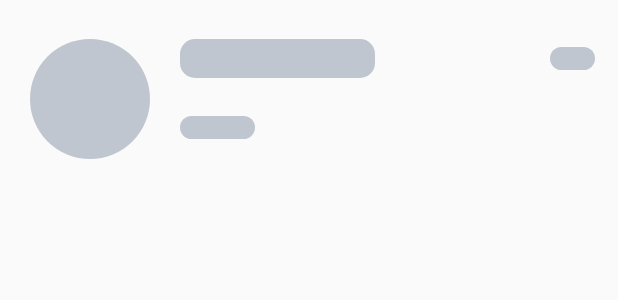
After one commit to wryd-live/wryd, an Android app: the layout shimmer_list_item.xml on its own in the app's theme, with its tools: preview values and no code run, on a phone screen of 412 x 824 dp. The commit adds this screen. Shown: the top 300 px of the screen. Run offline under Robolectric (Android 15) with nearby library versions, the phone set to English and light mode, and no system bars.

Commit message:
Added Shimmer Layout

```diff
--- a/app/build.gradle
+++ b/app/build.gradle
@@ -42,4 +42,5 @@ dependencies {
     annotationProcessor 'com.github.bumptech.glide:compiler:4.14.2'
     implementation 'com.android.support:drawerlayout:28.0.0'
     implementation 'com.google.android.material:material:1.0.0'
+    implementation 'com.facebook.shimmer:shimmer:0.5.0'
 }
--- /dev/null
+++ b/app/src/main/res/drawable/circle_default_image.xml
@@ -0,0 +1,8 @@
+<?xml version="1.0" encoding="utf-8"?>
+<!--<selector xmlns:android="http://schemas.android.com/apk/res/android">-->
+<shape android:shape="oval"
+    xmlns:android="http://schemas.android.com/apk/res/android">
+    <solid android:color="@color/shimmerColor" />
+<!--    <solid android:color="#C2C2C2" />-->
+</shape>
+<!--</selector>-->
--- /dev/null
+++ b/app/src/main/res/drawable/text_shimmer_rectangle.xml
@@ -0,0 +1,11 @@
+<?xml version="1.0" encoding="utf-8"?>
+<!--<selector xmlns:android="http://schemas.android.com/apk/res/android">-->
+<shape android:shape="rectangle"
+    xmlns:android="http://schemas.android.com/apk/res/android">
+    <solid android:color="@color/shimmerColor" />
+    <size android:height="10dp" android:width="30dp"></size>
+    <corners android:radius="10dp" />
+
+    <!--    <solid android:color="#C2C2C2" />-->
+</shape>
+<!--</selector>-->
--- a/app/src/main/res/layout/fragment_home.xml
+++ b/app/src/main/res/layout/fragment_home.xml
@@ -8,6 +8,21 @@
 
     <!-- TODO: Update blank fragment layout -->
 
+    <com.facebook.shimmer.ShimmerFrameLayout
+        android:id="@+id/shimmer_view_container"
+        android:layout_width="wrap_content"
+        android:layout_height="wrap_content"
+        >
+        <LinearLayout
+            android:layout_width="match_parent"
+            android:layout_height="match_parent"
+            android:orientation="vertical"
+            >
+
+        </LinearLayout>
+
+    </com.facebook.shimmer.ShimmerFrameLayout>
+
     <ListView
         android:layout_width="match_parent"
         android:layout_height="match_parent"
--- /dev/null
+++ b/app/src/main/res/layout/shimmer_list_item.xml
@@ -0,0 +1,96 @@
+<?xml version="1.0" encoding="utf-8"?>
+<LinearLayout xmlns:android="http://schemas.android.com/apk/res/android"
+    xmlns:tools="http://schemas.android.com/tools"
+    android:orientation="vertical" android:layout_width="match_parent"
+    android:layout_height="match_parent">
+
+    <RelativeLayout
+        android:layout_width="match_parent"
+        android:layout_height="wrap_content"
+        android:layout_marginTop="16dp">
+
+        <LinearLayout
+            android:layout_width="wrap_content"
+            android:layout_height="wrap_content"
+            android:layout_marginTop="10dp"
+            android:layout_marginBottom="10dp"
+            android:orientation="horizontal">
+
+<!--            <de.hdodenhof.circleimageview.CircleImageView-->
+<!--                android:id="@+id/profile_pic"-->
+<!--                android:layout_width="80dp"-->
+<!--                android:layout_height="80dp"-->
+<!--                android:layout_marginStart="20dp"-->
+<!--                android:src="@sh"-->
+<!--                />-->
+
+            <ImageView
+                android:id="@+id/circleImageShimmer"
+                android:layout_width="80dp"
+                android:layout_height="80dp"
+                android:layout_marginStart="20dp"
+                android:src="@drawable/circle_default_image"
+            />
+
+            <LinearLayout
+                android:layout_width="wrap_content"
+                android:layout_height="wrap_content"
+                android:layout_marginStart="20dp"
+                android:orientation="vertical">
+
+
+<!--                <TextView-->
+<!--                    android:id="@+id/personName"-->
+<!--                    android:layout_width="wrap_content"-->
+<!--                    android:layout_height="wrap_content"-->
+<!--                    android:text="Christopher"-->
+<!--                    android:background="@color/shimmerColor"-->
+<!--                    android:textColor="@color/black"-->
+<!--                    android:textSize="26sp"-->
+<!--                    android:textStyle="bold" />-->
+
+                <ImageView
+                    android:layout_width="130dp"
+                    android:scaleType="fitXY"
+                    android:layout_height="26dp"
+                    android:src="@drawable/text_shimmer_rectangle"
+                />
+
+                <ImageView
+                    android:layout_width="50dp"
+                    android:scaleType="fitXY"
+                    android:layout_height="15dp"
+                    android:layout_marginTop="25dp"
+
+                    android:src="@drawable/text_shimmer_rectangle"
+                    />
+
+            </LinearLayout>
+
+
+        </LinearLayout>
+
+<!--        <TextView-->
+<!--            android:id="@+id/msgtime"-->
+<!--            android:layout_width="wrap_content"-->
+<!--            android:layout_height="wrap_content"-->
+<!--            android:padding="15dp"-->
+<!--            android:layout_alignParentRight="true"-->
+<!--            android:text="8:35 pm"/>-->
+
+
+        <ImageView
+            android:scaleType="fitXY"
+            android:layout_marginTop="5dp"
+            android:layout_marginRight="5dp"
+            android:layout_width="50dp"
+            android:layout_height="35dp"
+            android:padding="10dp"
+            android:layout_alignParentRight="true"
+            android:src="@drawable/text_shimmer_rectangle"
+            />
+
+
+    </RelativeLayout>
+
+</LinearLayout>
--- a/app/src/main/res/values/colors.xml
+++ b/app/src/main/res/values/colors.xml
@@ -158,4 +158,5 @@
     <color name="medium_blue">#0000CD</color>
     <color name="dark_blue">#00008B</color>
     <color name="navy">#000080</color>
+    <color name="shimmerColor">#C0C6CF</color>
 </resources>
```
